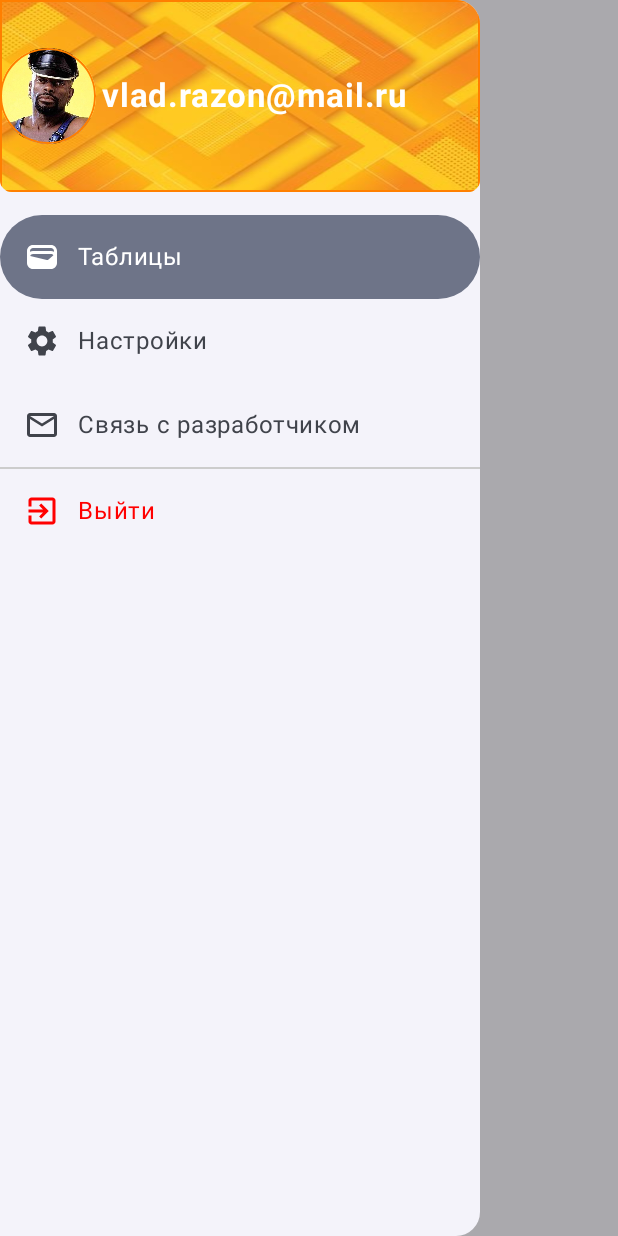
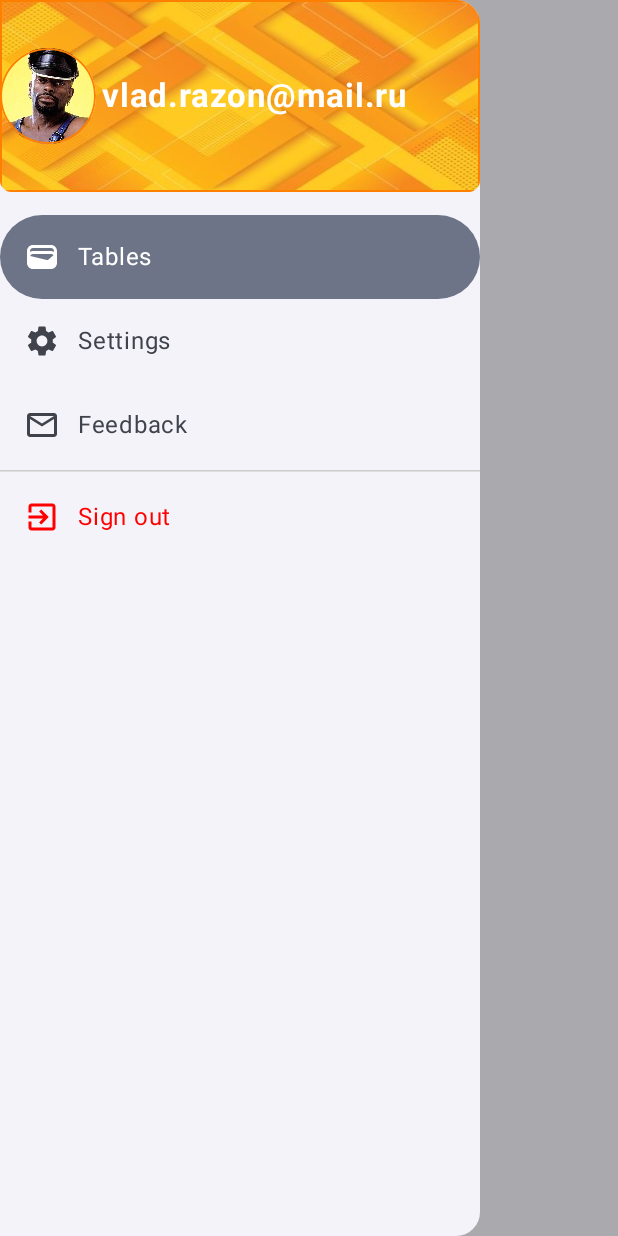
Before and after one commit to Raz0ne/OurBudget, an Android app built with Jetpack Compose: the screen it shows after launch (MainActivity), after a tap on "Toggle drawer", on a phone screen of 412 x 824 dp. Run offline under Robolectric (Android 15) with nearby library versions, the phone set to English and light mode, and no system bars; our stand-ins replace Firebase (no records; nobody signed in at launch, a user with empty details on screens opened directly).

Commit message:
icon added

```diff
--- a/app/src/main/AndroidManifest.xml
+++ b/app/src/main/AndroidManifest.xml
@@ -6,16 +6,15 @@
         android:allowBackup="true"
         android:dataExtractionRules="@xml/data_extraction_rules"
         android:fullBackupContent="@xml/backup_rules"
-        android:icon="@mipmap/ic_launcher"
+        android:icon="@mipmap/app_icon"
         android:label="@string/app_name"
-        android:roundIcon="@mipmap/ic_launcher_round"
+        android:roundIcon="@mipmap/app_icon_round"
         android:supportsRtl="true"
         android:theme="@style/Theme.OurBudget"
         tools:targetApi="31">
         <activity
             android:name=".MainActivity"
             android:exported="true"
-            android:label="@string/app_name"
             android:theme="@style/Theme.OurBudget">
             <intent-filter>
                 <action android:name="android.intent.action.MAIN" />
--- a/app/src/main/java/ru/raz0ne/ourbudget/MainActivity.kt
+++ b/app/src/main/java/ru/raz0ne/ourbudget/MainActivity.kt
@@ -4,9 +4,20 @@ import android.os.Bundle
 import androidx.activity.ComponentActivity
 import androidx.activity.compose.setContent
 import androidx.compose.foundation.layout.fillMaxSize
+import androidx.compose.material3.DrawerValue
 import androidx.compose.material3.MaterialTheme
+import androidx.compose.material3.Scaffold
 import androidx.compose.material3.Surface
+import androidx.compose.material3.rememberDrawerState
+import androidx.compose.runtime.Composable
+import androidx.compose.runtime.rememberCoroutineScope
 import androidx.compose.ui.Modifier
+import androidx.compose.ui.res.stringResource
+import androidx.navigation.compose.rememberNavController
+import kotlinx.coroutines.launch
+import ru.raz0ne.ourbudget.presentation.navigation.AppBar
+import ru.raz0ne.ourbudget.presentation.navigation.Drawer
+import ru.raz0ne.ourbudget.presentation.navigation.NavGraph
 import ru.raz0ne.ourbudget.presentation.screens.HomeScreen
 import ru.raz0ne.ourbudget.ui.theme.OurBudgetTheme
 
@@ -16,13 +27,43 @@ class MainActivity : ComponentActivity() {
         super.onCreate(savedInstanceState)
 
         setContent {
-            OurBudgetTheme {
-                Surface(
-                    modifier = Modifier.fillMaxSize(),
-                    color = MaterialTheme.colorScheme.background
-                ) {
-                    HomeScreen()
-                }
+            MainScreen()
+        }
+    }
+}
+
+@Composable
+fun MainScreen() {
+    OurBudgetTheme {
+
+        val navController = rememberNavController()
+        val drawerState = rememberDrawerState(initialValue = DrawerValue.Closed)
+        val coroutineScope = rememberCoroutineScope()
+
+        //val titleViewModel
+
+        Drawer(
+            navController = navController,
+            drawerState = drawerState,
+            scope = coroutineScope
+        ) {
+            NavGraph(
+                navController = navController
+            )
+            Scaffold(
+                modifier = Modifier.fillMaxSize(),
+                topBar = {
+                    AppBar(
+                        navController = navController,
+                        onNavigationIconClick = {
+                            coroutineScope.launch {
+                                drawerState.open()
+                            }
+                        }
+                    )
+                },
+            ) { paddingValues ->
+
             }
         }
     }
--- a/app/src/main/java/ru/raz0ne/ourbudget/presentation/navigation/AppBar.kt
+++ b/app/src/main/java/ru/raz0ne/ourbudget/presentation/navigation/AppBar.kt
@@ -8,18 +8,36 @@ import androidx.compose.material3.IconButton
 import androidx.compose.material3.Text
 import androidx.compose.material3.TopAppBar
 import androidx.compose.runtime.Composable
+import androidx.compose.runtime.LaunchedEffect
+import androidx.compose.runtime.getValue
+import androidx.compose.runtime.mutableStateOf
+import androidx.compose.runtime.remember
+import androidx.compose.runtime.saveable.rememberSaveable
+import androidx.compose.runtime.setValue
 import androidx.compose.ui.res.stringResource
+import androidx.navigation.NavController
+import kotlinx.coroutines.flow.collect
 import ru.raz0ne.ourbudget.R
 
 @OptIn(ExperimentalMaterial3Api::class)
 @Composable
 fun AppBar(
-    appBarTitle: String,
+    navController: NavController,
     onNavigationIconClick: () -> Unit
 ) {
+    var appBarTitle by rememberSaveable {
+        mutableStateOf("Tables")
+    }
+
+    LaunchedEffect(navController) {
+        navController.currentBackStackEntryFlow.collect { backStackEntry ->
+            appBarTitle = NavigationItem.getItem(backStackEntry.destination.route).title ?: "Start"
+        }
+    }
+
     TopAppBar(
         title = {
-            Text(text = stringResource(id = R.string.app_name))
+            Text(text = appBarTitle)
         },
         navigationIcon = {
             IconButton(onClick = onNavigationIconClick) {
--- a/app/src/main/java/ru/raz0ne/ourbudget/presentation/navigation/Drawer.kt
+++ b/app/src/main/java/ru/raz0ne/ourbudget/presentation/navigation/Drawer.kt
@@ -1,6 +1,5 @@
 package ru.raz0ne.ourbudget.presentation.navigation
 
-import androidx.compose.foundation.BorderStroke
 import androidx.compose.foundation.Image
 import androidx.compose.foundation.border
 import androidx.compose.foundation.layout.Arrangement
@@ -15,12 +14,8 @@ import androidx.compose.foundation.layout.size
 import androidx.compose.foundation.layout.width
 import androidx.compose.foundation.shape.CircleShape
 import androidx.compose.foundation.shape.RoundedCornerShape
-import androidx.compose.material.icons.Icons
-import androidx.compose.material.icons.automirrored.filled.ExitToApp
-import androidx.compose.material.icons.filled.MailOutline
-import androidx.compose.material.icons.filled.Settings
-import androidx.compose.material3.Divider
 import androidx.compose.material3.DrawerState
+import androidx.compose.material3.HorizontalDivider
 import androidx.compose.material3.Icon
 import androidx.compose.material3.ModalDrawerSheet
 import androidx.compose.material3.ModalNavigationDrawer
@@ -41,6 +36,7 @@ import androidx.compose.ui.res.vectorResource
 import androidx.compose.ui.text.font.FontWeight
 import androidx.compose.ui.unit.dp
 import androidx.compose.ui.unit.sp
+import androidx.navigation.NavController
 import kotlinx.coroutines.CoroutineScope
 import kotlinx.coroutines.launch
 import ru.raz0ne.ourbudget.R
@@ -48,32 +44,12 @@ import ru.raz0ne.ourbudget.ui.theme.Orange
 
 @Composable
 fun Drawer(
+    navController: NavController,
     drawerState: DrawerState,
     scope: CoroutineScope,
     content: @Composable () -> Unit
 ) {
-    val items = listOf(
-        DrawerItem(
-            id = "tables",
-            title = "Таблицы",
-            icon = ImageVector.vectorResource(id = R.drawable.baseline_wallet_24),
-        ),
-        DrawerItem(
-            id = "settings",
-            title = "Настройки",
-            icon = Icons.Default.Settings,
-        ),
-        DrawerItem(
-            id = "feedback",
-            title = "Связь с разработчиком",
-            icon = Icons.Default.MailOutline,
-        ),
-        DrawerItem(
-            id = "logout",
-            title = "Выйти",
-            icon = Icons.AutoMirrored.Filled.ExitToApp,
-        )
-    )
+    val items = NavigationItem.items.filter { it.isDrawerVisible }
 
     val selectedItem = remember {
         mutableStateOf(items[0])
@@ -132,24 +108,28 @@ fun Drawer(
                 items.dropLast(1).forEach{ item ->
                     NavigationDrawerItem(
                         label = {
-                            Text(text = item.title)
+                            Text(text = item.title!!)
                         },
                         selected = selectedItem.value == item,
                         icon = {
                            Icon(
-                               imageVector = item.icon,
+                               imageVector = item.icon
+                                   ?: ImageVector.vectorResource(item.iconRes!!),
                                contentDescription = item.title
                            )
                         },
                         onClick = {
                             scope.launch {
+                                navController.navigate(item.route)
+
                                 selectedItem.value = item
                                 drawerState.close()
                             }
                         }
                     )
                 }
-                Divider(
+                HorizontalDivider(
+                    modifier = Modifier.padding(0.dp, 2.dp),
                     thickness = 1.dp,
                     color = Color.LightGray
                 )
@@ -157,14 +137,14 @@ fun Drawer(
                     NavigationDrawerItem(
                         label = {
                             Text(
-                                text = item.title,
+                                text = item.title!!,
                                 color = Color.Red
                             )
                         },
                         selected = selectedItem.value == item,
                         icon = {
                             Icon(
-                                imageVector = item.icon,
+                                imageVector = item.icon!!,
                                 contentDescription = item.title,
                                 tint = Color.Red
                             )
--- a/app/src/main/java/ru/raz0ne/ourbudget/presentation/navigation/DrawerItem.kt
+++ /dev/null
@@ -1,9 +0,0 @@
-package ru.raz0ne.ourbudget.presentation.navigation
-
-import androidx.compose.ui.graphics.vector.ImageVector
-
-data class DrawerItem(
-    val id: String,
-    val title: String,
-    val icon: ImageVector
-)
--- a/app/src/main/java/ru/raz0ne/ourbudget/presentation/navigation/NavGraph.kt
+++ b/app/src/main/java/ru/raz0ne/ourbudget/presentation/navigation/NavGraph.kt
@@ -5,22 +5,34 @@ import androidx.navigation.NavHostController
 import androidx.navigation.compose.NavHost
 import androidx.navigation.compose.composable
 import ru.raz0ne.ourbudget.presentation.screens.HomeScreen
+import ru.raz0ne.ourbudget.presentation.screens.SettingsScreen
 import ru.raz0ne.ourbudget.presentation.screens.signIn.SignInScreen
 
 @Composable
-fun NavGraph (navController: NavHostController){
+fun NavGraph(navController: NavHostController) {
+
     NavHost(
         navController = navController,
         startDestination = Screens.SignIn.route)
     {
-        composable(route = Screens.SignIn.route){
+        composable(route = NavigationItem.SignIn.route) {
             SignInScreen()
         }
-        composable(route = Screens.Table.route){
+
+        composable(route = NavigationItem.Tables.route) {
             HomeScreen()
         }
-        composable(route = Screens.Settings.route){
+
+        composable(route = NavigationItem.Settings.route) {
             SettingsScreen()
+        }
+
+        composable(route = NavigationItem.Feedback.route) {
+
+        }
+
+        composable(route = NavigationItem.SignOut.route) {
+
         }
     }
 }
--- /dev/null
+++ b/app/src/main/java/ru/raz0ne/ourbudget/presentation/navigation/NavigationItem.kt
@@ -0,0 +1,67 @@
+package ru.raz0ne.ourbudget.presentation.navigation
+
+import androidx.compose.material.icons.Icons
+import androidx.compose.material.icons.automirrored.filled.ExitToApp
+import androidx.compose.material.icons.filled.MailOutline
+import androidx.compose.material.icons.filled.Settings
+import androidx.compose.ui.graphics.vector.ImageVector
+import androidx.compose.ui.res.vectorResource
+import ru.raz0ne.ourbudget.R
+
+sealed class NavigationItem(
+    var route: String,
+    var title:String? = null,
+    var icon: ImageVector? = null,
+    var iconRes: Int? = null,
+    var isDrawerVisible: Boolean = false,
+    var isAppBarVisible: Boolean = false
+) {
+
+    data object Tables : NavigationItem(
+        route = "tables",
+        title = "Tables",
+        iconRes = R.drawable.baseline_wallet_24,
+        isDrawerVisible = true,
+        isAppBarVisible = true
+    )
+
+    data object Settings : NavigationItem(
+        route = "settings",
+        title = "Settings",
+        icon = Icons.Default.Settings,
+        isDrawerVisible = true,
+        isAppBarVisible = true
+    )
+
+    data object Feedback : NavigationItem(
+        route = "feedback",
+        title = "Feedback",
+        icon = Icons.Default.MailOutline,
+        isDrawerVisible = true
+    )
+
+    data object SignOut : NavigationItem(
+        route = "sign_out",
+        title = "Sign out",
+        icon = Icons.AutoMirrored.Filled.ExitToApp,
+        isDrawerVisible = true
+    )
+
+    data object SignIn : NavigationItem(
+        route = "sign_in"
+    )
+
+    companion object {
+        val items = listOf(
+            Tables,
+            Settings,
+            Feedback,
+            SignOut,
+            SignIn
+        )
+
+        fun getItem(route: String?): NavigationItem {
+            return items.find { it.route == route } ?: Tables
+        }
+    }
+}
--- a/app/src/main/java/ru/raz0ne/ourbudget/presentation/navigation/Screens.kt
+++ b/app/src/main/java/ru/raz0ne/ourbudget/presentation/navigation/Screens.kt
@@ -1,6 +1,6 @@
 package ru.raz0ne.ourbudget.presentation.navigation
 
-sealed class Screens(val route: String) {
+sealed class Screens(val route: String, val name: String? = null) {
     data object SignIn: Screens("sign_in")
     data object Table: Screens("table")
     data object Settings: Screens("settings")
--- a/app/src/main/java/ru/raz0ne/ourbudget/presentation/screens/HomeScreen.kt
+++ b/app/src/main/java/ru/raz0ne/ourbudget/presentation/screens/HomeScreen.kt
@@ -19,30 +19,13 @@ import ru.raz0ne.ourbudget.presentation.navigation.Drawer
 @Composable
 fun HomeScreen() {
 
-    val drawerState = rememberDrawerState(initialValue = DrawerValue.Closed)
-    val coroutineScope = rememberCoroutineScope()
+    Scaffold(
 
-    Drawer(
-        drawerState = drawerState,
-        scope = coroutineScope
-    ) {
-        Scaffold(
-            topBar = {
-                AppBar(
-                    appBarTitle = stringResource(id = R.string.app_name),
-                    onNavigationIconClick = {
-                        coroutineScope.launch {
-                            drawerState.open()
-                        }
-                    }
-                )
-            },
-        ) { contentPadding ->
-            Surface(
-                modifier = Modifier.fillMaxSize().padding(contentPadding)
-            ) {
+    ) { contentPadding ->
+        Surface(
+            modifier = Modifier.fillMaxSize().padding(contentPadding)
+        ) {
 
-            }
         }
     }
 }
--- a/app/src/main/java/ru/raz0ne/ourbudget/presentation/screens/signIn/SignInScreen.kt
+++ b/app/src/main/java/ru/raz0ne/ourbudget/presentation/screens/signIn/SignInScreen.kt
@@ -13,9 +13,9 @@ import com.google.android.gms.common.api.ApiException
 import com.google.firebase.auth.GoogleAuthProvider
 
 @Composable
-fun SignInScreen(viewModel: SignInScreenViewModel = viewModel()) {
+fun SignInScreen(/*viewModel: SignInScreenViewModel = viewModel()*/) {
 
-    val state by viewModel.loadingState.collectAsState()
+    /*val state by viewModel.loadingState.collectAsState()
 
     val launcher = rememberLauncherForActivityResult(
         contract = ActivityResultContracts.StartActivityForResult()) {
@@ -27,5 +27,5 @@ fun SignInScreen(viewModel: SignInScreenViewModel = viewModel()) {
         } catch (e: ApiException) {
             Log.w("TAG", "Google sign in failed", e)
         }
-    }
+    }*/
 }
```
Also changed, not shown: app/build.gradle.kts (+6 -3 lines), build.gradle.kts (+8 -1 lines), gradle/libs.versions.toml (+9 -3 lines).
